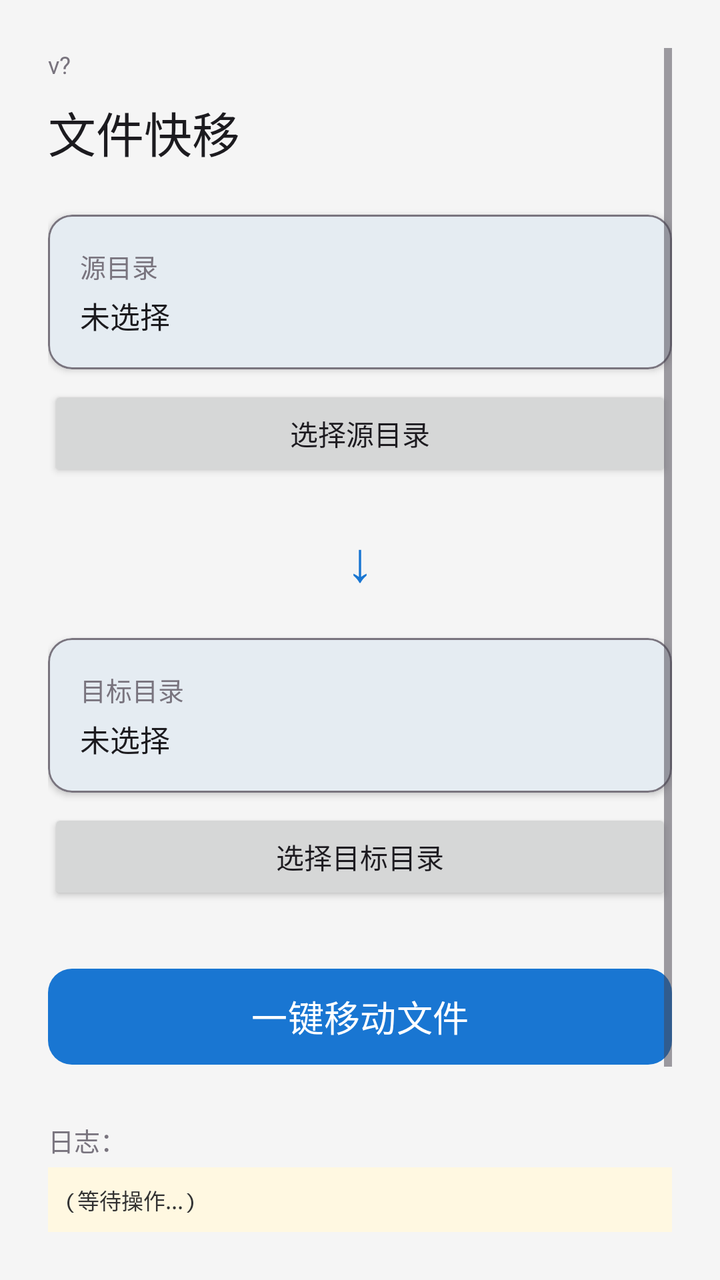
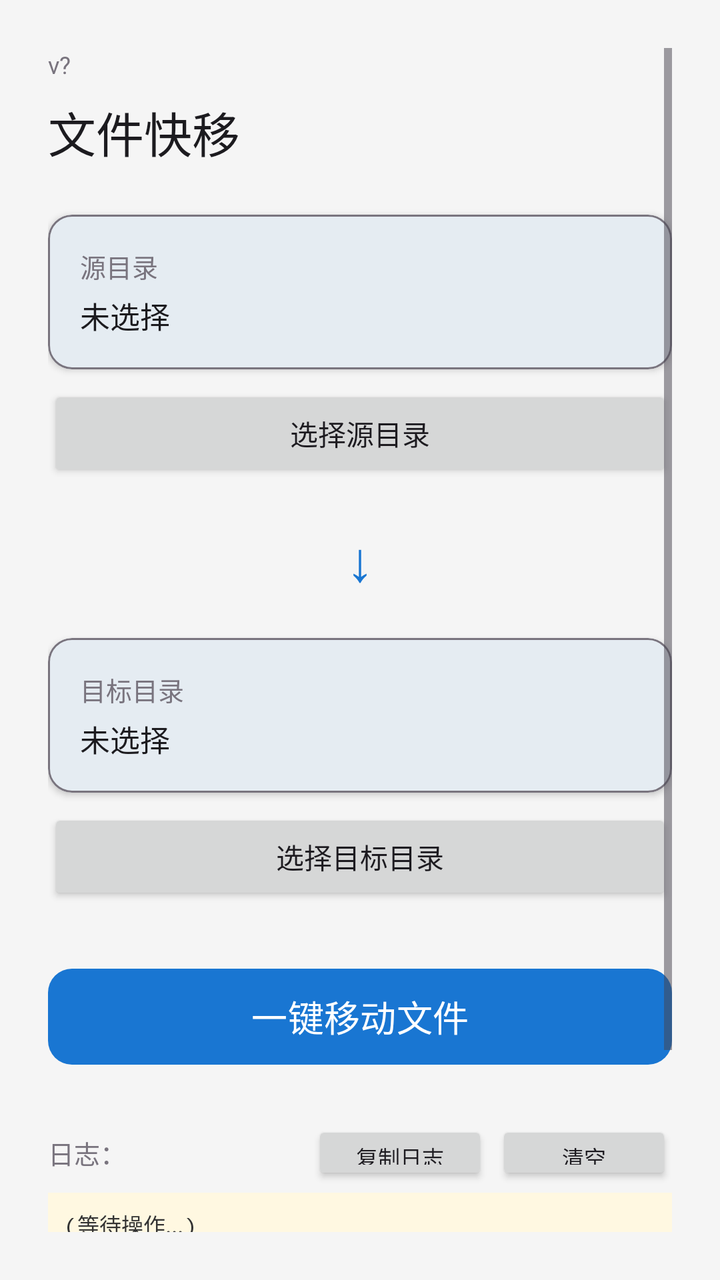

Two renders of the same Android screen: before a commit and after it. Below are the layout's source before the change and the commit's diff.
<!-- AndroidManifest.xml: application theme Theme.FileMover -->
<!-- res/layout/activity_main.xml -->
<?xml version="1.0" encoding="utf-8"?>
<LinearLayout xmlns:android="http://schemas.android.com/apk/res/android"
    xmlns:app="http://schemas.android.com/apk/res-auto"
    android:layout_width="match_parent"
    android:layout_height="match_parent"
    android:orientation="vertical"
    android:background="@color/surface">

    <ScrollView
        android:layout_width="match_parent"
        android:layout_height="0dp"
        android:layout_weight="1"
        android:padding="24dp">

        <LinearLayout
            android:layout_width="match_parent"
            android:layout_height="wrap_content"
            android:orientation="vertical">

            
            <TextView
                android:id="@+id/versionText"
                android:layout_width="wrap_content"
                android:layout_height="wrap_content"
                android:text="v?"
                android:textSize="12sp"
                android:textColor="@color/outline"
                android:layout_marginBottom="8dp" />

            
            <TextView
                android:id="@+id/title"
                android:layout_width="wrap_content"
                android:layout_height="wrap_content"
                android:text="文件快移"
                android:textSize="24sp"
                android:textColor="@color/on_surface" />

            
            <com.google.android.material.card.MaterialCardView
                android:id="@+id/sourceCard"
                android:layout_width="match_parent"
                android:layout_height="wrap_content"
                android:layout_marginTop="24dp"
                app:cardCornerRadius="12dp"
                app:cardElevation="2dp"
                app:strokeColor="@color/outline"
                app:strokeWidth="1dp">

                <LinearLayout
                    android:layout_width="match_parent"
                    android:layout_height="wrap_content"
                    android:orientation="vertical"
                    android:padding="16dp">

                    <TextView
                        android:layout_width="wrap_content"
                        android:layout_height="wrap_content"
                        android:text="@string/source_label"
                        android:textSize="13sp"
                        android:textColor="@color/outline" />

                    <TextView
                        android:id="@+id/sourcePath"
                        android:layout_width="match_parent"
                        android:layout_height="wrap_content"
                        android:layout_marginTop="4dp"
                        android:text="@string/source_hint"
                        android:textSize="15sp"
                        android:textColor="@color/on_surface"
                        android:ellipsize="middle"
                        android:singleLine="true" />
                </LinearLayout>
            </com.google.android.material.card.MaterialCardView>

            <Button
                android:id="@+id/sourceBtn"
                android:layout_width="match_parent"
                android:layout_height="48dp"
                android:layout_marginTop="8dp"
                android:text="@string/select_source" />

            
            <TextView
                android:layout_width="wrap_content"
                android:layout_height="wrap_content"
                android:layout_marginTop="20dp"
                android:text="↓"
                android:textSize="28sp"
                android:textColor="@color/primary"
                android:layout_gravity="center_horizontal" />

            
            <com.google.android.material.card.MaterialCardView
                android:id="@+id/destCard"
                android:layout_width="match_parent"
                android:layout_height="wrap_content"
                android:layout_marginTop="20dp"
                app:cardCornerRadius="12dp"
                app:cardElevation="2dp"
                app:strokeColor="@color/outline"
                app:strokeWidth="1dp">

                <LinearLayout
                    android:layout_width="match_parent"
                    android:layout_height="wrap_content"
                    android:orientation="vertical"
                    android:padding="16dp">

                    <TextView
                        android:layout_width="wrap_content"
                        android:layout_height="wrap_content"
                        android:text="@string/dest_label"
                        android:textSize="13sp"
                        android:textColor="@color/outline" />

                    <TextView
                        android:id="@+id/destPath"
                        android:layout_width="match_parent"
                        android:layout_height="wrap_content"
                        android:layout_marginTop="4dp"
                        android:text="@string/dest_hint"
                        android:textSize="15sp"
                        android:textColor="@color/on_surface"
                        android:ellipsize="middle"
                        android:singleLine="true" />
                </LinearLayout>
            </com.google.android.material.card.MaterialCardView>

            <Button
                android:id="@+id/destBtn"
                android:layout_width="match_parent"
                android:layout_height="48dp"
                android:layout_marginTop="8dp"
                android:text="@string/select_dest" />

            
            <com.google.android.material.button.MaterialButton
                android:id="@+id/moveBtn"
                android:layout_width="match_parent"
                android:layout_height="56dp"
                android:layout_marginTop="28dp"
                android:text="@string/start_move"
                android:textSize="18sp"
                app:cornerRadius="12dp" />

            
            <TextView
                android:layout_width="wrap_content"
                android:layout_height="wrap_content"
                android:layout_marginTop="24dp"
                android:text="日志："
                android:textSize="13sp"
                android:textColor="@color/outline" />

            <ScrollView
                android:layout_width="match_parent"
                android:layout_height="160dp"
                android:layout_marginTop="4dp"
                android:background="#FFF8E1"
                android:padding="8dp">

                <TextView
                    android:id="@+id/logText"
                    android:layout_width="match_parent"
                    android:layout_height="wrap_content"
                    android:text="(等待操作...)"
                    android:textSize="11sp"
                    android:textColor="#333333"
                    android:fontFamily="monospace" />
            </ScrollView>

        </LinearLayout>
    </ScrollView>
</LinearLayout>
<!-- resources referenced by this layout -->
<resources>
  <color name="on_surface">#1C1B1F</color>
  <color name="outline">#79747E</color>
  <color name="primary">#1976D2</color>
  <color name="surface">#F5F5F5</color>
  <string name="dest_hint">未选择</string>
  <string name="dest_label">目标目录</string>
  <string name="select_dest">选择目标目录</string>
  <string name="select_source">选择源目录</string>
  <string name="source_hint">未选择</string>
  <string name="source_label">源目录</string>
  <string name="start_move">一键移动文件</string>
  <style name="Theme.FileMover" parent="Theme.Material3.Light.NoActionBar">
          <item name="colorPrimary">@color/primary</item>
          <item name="colorOnPrimary">@color/on_primary</item>
          <item name="colorSurface">@color/surface</item>
          <item name="colorOnSurface">@color/on_surface</item>
      </style>
  <color name="on_primary">#FFFFFF</color>
</resources>

<!-- the commit's change to res/layout/activity_main.xml (unified diff, before → after) -->
@@ -50,26 +50,42 @@
                 <LinearLayout
                     android:layout_width="match_parent"
                     android:layout_height="wrap_content"
-                    android:orientation="vertical"
-                    android:padding="16dp">
+                    android:orientation="horizontal"
+                    android:padding="16dp"
+                    android:gravity="center_vertical">
+
+                    <LinearLayout
+                        android:layout_width="0dp"
+                        android:layout_height="wrap_content"
+                        android:layout_weight="1"
+                        android:orientation="vertical">
+
+                        <TextView
+                            android:layout_width="wrap_content"
+                            android:layout_height="wrap_content"
+                            android:text="@string/source_label"
+                            android:textSize="13sp"
+                            android:textColor="@color/outline" />
+
+                        <TextView
+                            android:id="@+id/sourcePath"
+                            android:layout_width="match_parent"
+                            android:layout_height="wrap_content"
+                            android:layout_marginTop="4dp"
+                            android:text="@string/source_hint"
+                            android:textSize="15sp"
+                            android:textColor="@color/on_surface"
+                            android:ellipsize="middle"
+                            android:singleLine="true" />
+                    </LinearLayout>
 
                     <TextView
+                        android:id="@+id/sourceCheck"
                         android:layout_width="wrap_content"
                         android:layout_height="wrap_content"
-                        android:text="@string/source_label"
-                        android:textSize="13sp"
-                        android:textColor="@color/outline" />
-
-                    <TextView
-                        android:id="@+id/sourcePath"
-                        android:layout_width="match_parent"
-                        android:layout_height="wrap_content"
-                        android:layout_marginTop="4dp"
-                        android:text="@string/source_hint"
-                        android:textSize="15sp"
-                        android:textColor="@color/on_surface"
-                        android:ellipsize="middle"
-                        android:singleLine="true" />
+                        android:text=""
+                        android:textSize="20sp"
+                        android:layout_marginStart="8dp" />
                 </LinearLayout>
             </com.google.android.material.card.MaterialCardView>
 
@@ -104,26 +120,42 @@
                 <LinearLayout
                     android:layout_width="match_parent"
                     android:layout_height="wrap_content"
-                    android:orientation="vertical"
-                    android:padding="16dp">
+                    android:orientation="horizontal"
+                    android:padding="16dp"
+                    android:gravity="center_vertical">
+
+                    <LinearLayout
+                        android:layout_width="0dp"
+                        android:layout_height="wrap_content"
+                        android:layout_weight="1"
+                        android:orientation="vertical">
+
+                        <TextView
+                            android:layout_width="wrap_content"
+                            android:layout_height="wrap_content"
+                            android:text="@string/dest_label"
+                            android:textSize="13sp"
+                            android:textColor="@color/outline" />
+
+                        <TextView
+                            android:id="@+id/destPath"
+                            android:layout_width="match_parent"
+                            android:layout_height="wrap_content"
+                            android:layout_marginTop="4dp"
+                            android:text="@string/dest_hint"
+                            android:textSize="15sp"
+                            android:textColor="@color/on_surface"
+                            android:ellipsize="middle"
+                            android:singleLine="true" />
+                    </LinearLayout>
 
                     <TextView
+                        android:id="@+id/destCheck"
                         android:layout_width="wrap_content"
                         android:layout_height="wrap_content"
-                        android:text="@string/dest_label"
-                        android:textSize="13sp"
-                        android:textColor="@color/outline" />
-
-                    <TextView
-                        android:id="@+id/destPath"
-                        android:layout_width="match_parent"
-                        android:layout_height="wrap_content"
-                        android:layout_marginTop="4dp"
-                        android:text="@string/dest_hint"
-                        android:textSize="15sp"
-                        android:textColor="@color/on_surface"
-                        android:ellipsize="middle"
-                        android:singleLine="true" />
+                        android:text=""
+                        android:textSize="20sp"
+                        android:layout_marginStart="8dp" />
                 </LinearLayout>
             </com.google.android.material.card.MaterialCardView>
 
@@ -145,15 +177,43 @@
                 app:cornerRadius="12dp" />
 
             
-            <TextView
-                android:layout_width="wrap_content"
+            <LinearLayout
+                android:layout_width="match_parent"
                 android:layout_height="wrap_content"
                 android:layout_marginTop="24dp"
-                android:text="日志："
-                android:textSize="13sp"
-                android:textColor="@color/outline" />
+                android:orientation="horizontal"
+                android:gravity="center_vertical">
+
+                <TextView
+                    android:layout_width="0dp"
+                    android:layout_height="wrap_content"
+                    android:layout_weight="1"
+                    android:text="日志："
+                    android:textSize="13sp"
+                    android:textColor="@color/outline" />
+
+                <Button
+                    android:id="@+id/copyLogBtn"
+                    android:layout_width="wrap_content"
+                    android:layout_height="32dp"
+                    android:text="复制日志"
+                    android:textSize="11sp"
+                    android:paddingLeft="12dp"
+                    android:paddingRight="12dp"
+                    android:layout_marginEnd="4dp" />
+
+                <Button
+                    android:id="@+id/clearLogBtn"
+                    android:layout_width="wrap_content"
+                    android:layout_height="32dp"
+                    android:text="清空"
+                    android:textSize="11sp"
+                    android:paddingLeft="12dp"
+                    android:paddingRight="12dp" />
+            </LinearLayout>
 
             <ScrollView
+                android:id="@+id/logScrollView"
                 android:layout_width="match_parent"
                 android:layout_height="160dp"
                 android:layout_marginTop="4dp"
@@ -167,7 +227,8 @@
                     android:text="(等待操作...)"
                     android:textSize="11sp"
                     android:textColor="#333333"
-                    android:fontFamily="monospace" />
+                    android:fontFamily="monospace"
+                    android:textIsSelectable="true" />
             </ScrollView>
 
         </LinearLayout>
